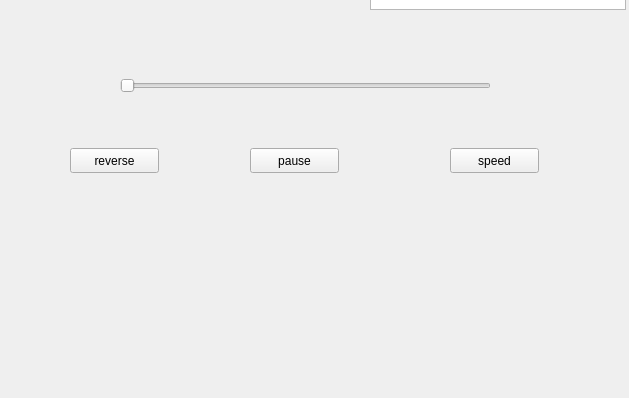
Qt form mainwindow.ui (919603023/MyQT_Mplayer_Project) before a commit; both pictures show x 0 to 629 and y 202 to 600 of the 800 by 600 pixel window.
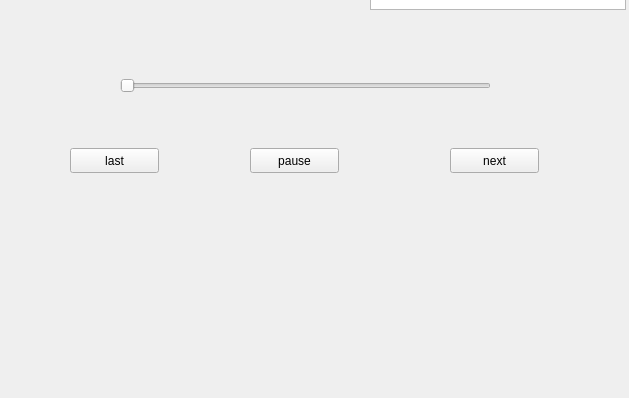
The same form after that commit.

Commit message: 增加了上一曲下一曲

```diff
--- a/mainwindow.ui
+++ b/mainwindow.ui
@@ -24,7 +24,7 @@
      </rect>
     </property>
     <property name="text">
-     <string>reverse</string>
+     <string>last</string>
     </property>
    </widget>
    <widget class="QPushButton" name="pushButton_pause">
@@ -50,7 +50,7 @@
      </rect>
     </property>
     <property name="text">
-     <string>speed</string>
+     <string>next</string>
     </property>
    </widget>
    <widget class="QSlider" name="progress_bar">
```
Left out of the diff: 4 changed lines with no effect on the pictures. The commit also changes 2 other files.
